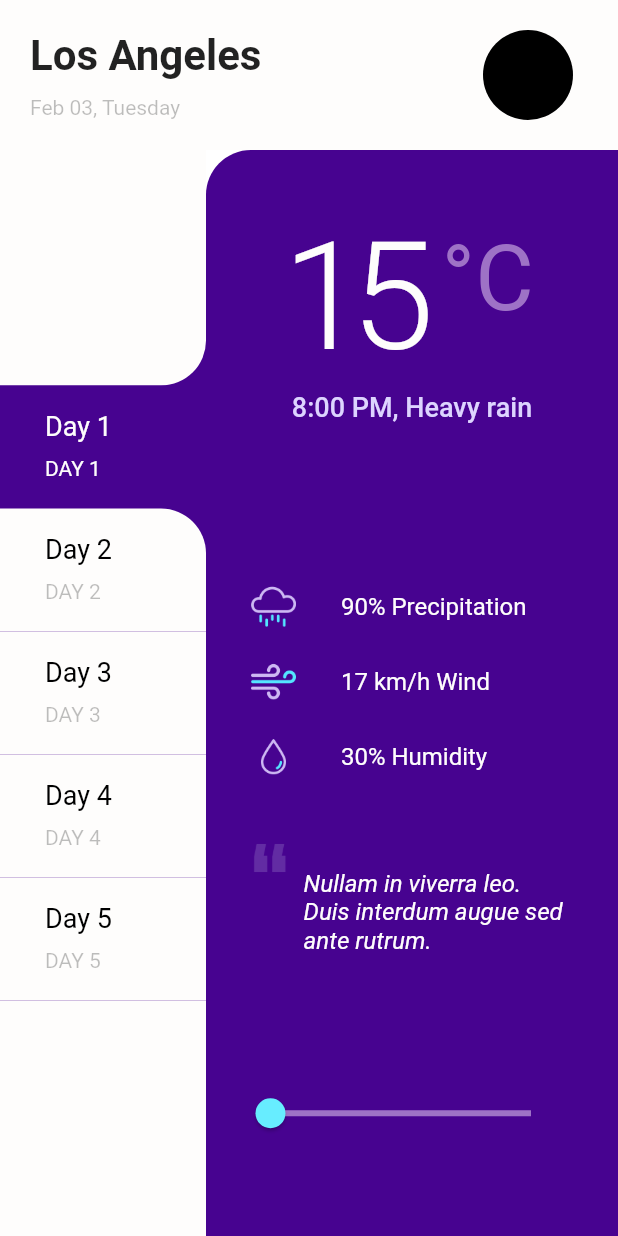
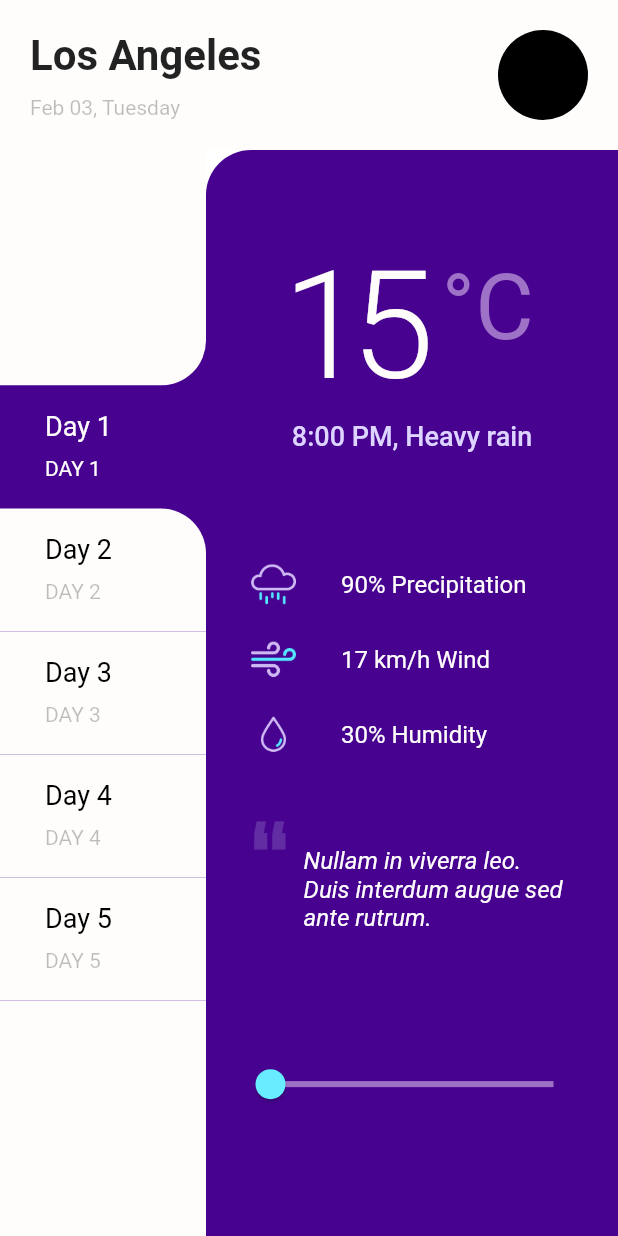
Before and after one commit to arthurdenner/flutter-ui-practice, a Flutter app: the screen it shows after launch, on a phone screen of 412 x 824 dp. Run offline on Flutter 3.47's test engine with Material 2 defaults, Android fonts, the light colour scheme and no system bars.

Commit message:
style: adjust paddings on details

```diff
--- a/weather_calendar_app/lib/src/pages/widgets/details.dart
+++ b/weather_calendar_app/lib/src/pages/widgets/details.dart
@@ -39,9 +39,14 @@
     final children = _buildChildren(isSm);
 
     return isSm
-        ? ListView(children: children)
+        ? ListView.separated(
+            itemCount: children.length,
+            itemBuilder: (_, idx) => children[idx],
+            separatorBuilder: (_, idx) => SizedBox(height: 50),
+            padding: EdgeInsets.symmetric(vertical: 30),
+          )
         : Column(
-            mainAxisAlignment: MainAxisAlignment.spaceAround,
+            mainAxisAlignment: MainAxisAlignment.spaceEvenly,
             children: children,
           );
   }
@@ -52,7 +57,7 @@
 
     return <Widget>[
       Padding(
-        padding: EdgeInsets.all(30),
+        padding: EdgeInsets.symmetric(horizontal: 30),
         child: Row(
           mainAxisAlignment: mainAlignment,
           children: <Widget>[
@@ -78,7 +83,7 @@
     ];
 
     return Padding(
-      padding: EdgeInsets.all(30),
+      padding: EdgeInsets.symmetric(horizontal: 30),
       child: Flex(
         direction: isSm ? Axis.horizontal : Axis.vertical,
         crossAxisAlignment: CrossAxisAlignment.end,
--- a/weather_calendar_app/lib/src/pages/widgets/header.dart
+++ b/weather_calendar_app/lib/src/pages/widgets/header.dart
@@ -36,15 +36,14 @@
           ),
           Row(
             children: <Widget>[
-              Padding(
-                padding: EdgeInsets.only(right: 10),
-                child: CircleAvatar(
+              CircleAvatar(
                 backgroundColor: Colors.black,
                 radius: AVATAR_SIZE,
               ),
-              ),
               if (shouldShowInfo)
-                Column(
+                Padding(
+                  padding: EdgeInsets.only(left: 10),
+                  child: Column(
                     crossAxisAlignment: CrossAxisAlignment.start,
                     children: <Widget>[
                       Text(
@@ -62,6 +61,7 @@
                       ),
                     ],
                   ),
+                ),
             ],
           ),
         ],
--- a/weather_calendar_app/lib/src/pages/widgets/hour_slider.dart
+++ b/weather_calendar_app/lib/src/pages/widgets/hour_slider.dart
@@ -15,7 +15,7 @@
   @override
   Widget build(BuildContext context) {
     return Container(
-      padding: EdgeInsets.fromLTRB(15, 0, 30, 30),
+      padding: EdgeInsets.symmetric(horizontal: 15),
       child: SliderTheme(
         data: SliderTheme.of(context).copyWith(
           activeTrackColor: AppColors.cyan,
```
Lines whose indentation alone changed are shown as unchanged.
